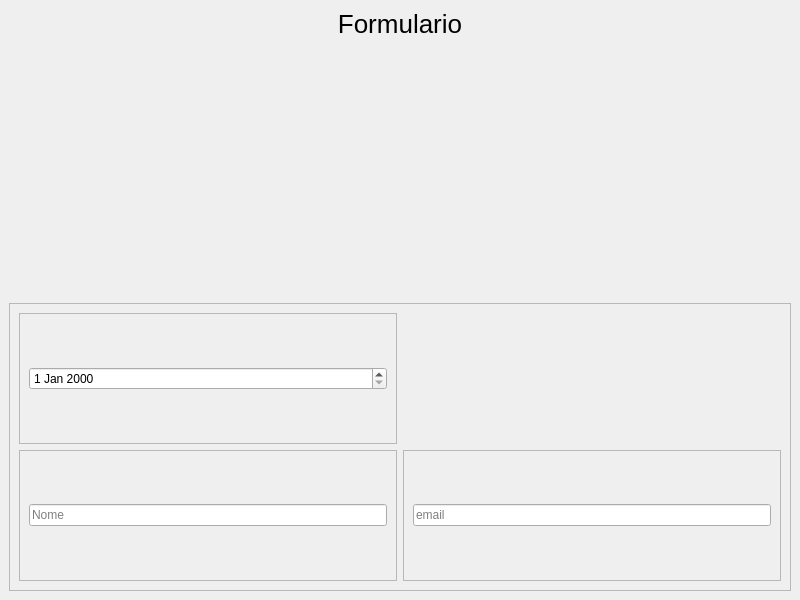
The window that projeto_pyside/ui_formulario.ui (CelsoLucas/ListadeExercicios) describes before a commit, drawn with Qt 5.
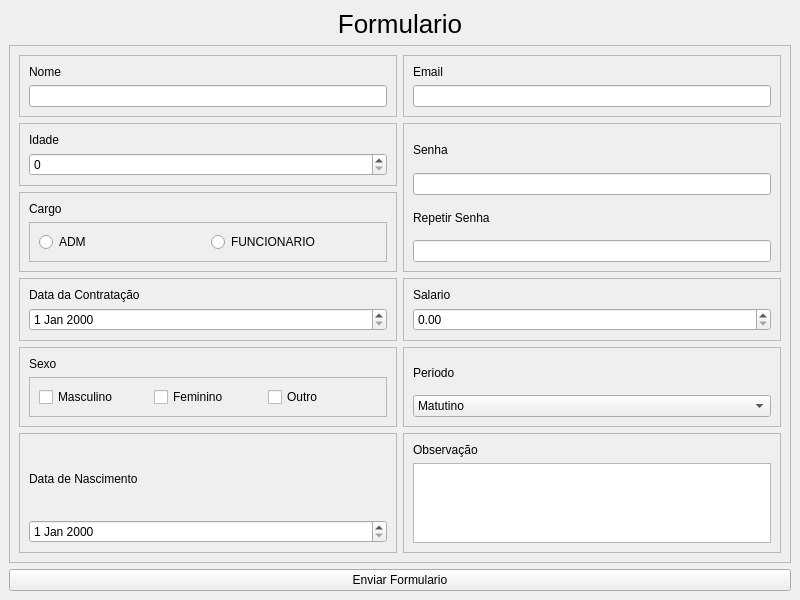
The same window after the commit.

Diff of the .ui file:
```diff
--- a/projeto_pyside/ui_formulario.ui
+++ b/projeto_pyside/ui_formulario.ui
@@ -15,8 +15,28 @@
   </property>
   <widget class="QWidget" name="centralwidget">
    <layout class="QGridLayout" name="gridLayout">
+    <item row="0" column="0">
+     <widget class="QLabel" name="txt__formulario">
+      <property name="styleSheet">
+       <string notr="true">font-size: 26px;</string>
+      </property>
+      <property name="text">
+       <string>Formulario</string>
+      </property>
+      <property name="alignment">
+       <set>Qt::AlignmentFlag::AlignHCenter|Qt::AlignmentFlag::AlignTop</set>
+      </property>
+     </widget>
+    </item>
+    <item row="2" column="0">
+     <widget class="QPushButton" name="btn_enviar_formulario">
+      <property name="text">
+       <string>Enviar Formulario</string>
+      </property>
+     </widget>
+    </item>
     <item row="1" column="0">
-     <widget class="QFrame" name="frame">
+     <widget class="QFrame" name="layout">
       <property name="frameShape">
        <enum>QFrame::Shape::StyledPanel</enum>
       </property>
@@ -24,26 +44,121 @@
        <enum>QFrame::Shadow::Raised</enum>
       </property>
       <layout class="QGridLayout" name="gridLayout_2">
-       <item row="1" column="1">
-        <widget class="QFrame" name="frame_2">
+       <item row="1" column="1" rowspan="2">
+        <widget class="QFrame" name="layout_senha">
          <property name="frameShape">
           <enum>QFrame::Shape::StyledPanel</enum>
          </property>
          <property name="frameShadow">
           <enum>QFrame::Shadow::Raised</enum>
          </property>
-         <layout class="QVBoxLayout" name="verticalLayout_2">
+         <layout class="QVBoxLayout" name="verticalLayout_4">
           <item>
-           <widget class="QLineEdit" name="lineEdit">
-            <property name="placeholderText">
-             <string>email</string>
+           <widget class="QLabel" name="txt_senha">
+            <property name="text">
+             <string>Senha</string>
             </property>
            </widget>
           </item>
+          <item>
+           <widget class="QLineEdit" name="input_senha">
+            <property name="echoMode">
+             <enum>QLineEdit::EchoMode::Password</enum>
+            </property>
+           </widget>
+          </item>
+          <item>
+           <widget class="QLabel" name="txt_repetir_senha">
+            <property name="text">
+             <string>Repetir Senha</string>
+            </property>
+           </widget>
+          </item>
+          <item>
+           <widget class="QLineEdit" name="input_senha_2">
+            <property name="echoMode">
+             <enum>QLineEdit::EchoMode::Password</enum>
+            </property>
+           </widget>
+          </item>
          </layout>
         </widget>
        </item>
-       <item row="1" column="0">
+       <item row="4" column="0">
+        <widget class="QFrame" name="layout_data_contratacao">
+         <property name="frameShape">
+          <enum>QFrame::Shape::StyledPanel</enum>
+         </property>
+         <property name="frameShadow">
+          <enum>QFrame::Shadow::Raised</enum>
+         </property>
+         <layout class="QVBoxLayout" name="verticalLayout_11">
+          <item>
+           <widget class="QLabel" name="txt_data_contratacao">
+            <property name="text">
+             <string>Data da Contratação</string>
+            </property>
+           </widget>
+          </item>
+          <item>
+           <widget class="QDateEdit" name="dateEdit_contratacao"/>
+          </item>
+         </layout>
+        </widget>
+       </item>
+       <item row="5" column="0">
+        <widget class="QFrame" name="layout_sexo">
+         <property name="frameShape">
+          <enum>QFrame::Shape::StyledPanel</enum>
+         </property>
+         <property name="frameShadow">
+          <enum>QFrame::Shadow::Raised</enum>
+         </property>
+         <layout class="QVBoxLayout" name="verticalLayout_6">
+          <item>
+           <widget class="QLabel" name="txt_sexo">
+            <property name="text">
+             <string>Sexo</string>
+            </property>
+           </widget>
+          </item>
+          <item>
+           <widget class="QFrame" name="layout_sexo_opc">
+            <property name="frameShape">
+             <enum>QFrame::Shape::StyledPanel</enum>
+            </property>
+            <property name="frameShadow">
+             <enum>QFrame::Shadow::Raised</enum>
+            </property>
+            <layout class="QHBoxLayout" name="horizontalLayout_2">
+             <item>
+              <widget class="QCheckBox" name="checkBox_opc_1">
+               <property name="text">
+                <string>Masculino</string>
+               </property>
+              </widget>
+             </item>
+             <item>
+              <widget class="QCheckBox" name="checkBox_opc_4">
+               <property name="text">
+                <string>Feminino</string>
+               </property>
+              </widget>
+             </item>
+             <item>
+              <widget class="QCheckBox" name="checkBox_opc_3">
+               <property name="text">
+                <string>Outro</string>
+               </property>
+              </widget>
+             </item>
+            </layout>
+           </widget>
+          </item>
+         </layout>
+        </widget>
+       </item>
+       <item row="0" column="0">
         <widget class="QFrame" name="layout_nome">
          <property name="frameShape">
           <enum>QFrame::Shape::StyledPanel</enum>
@@ -53,17 +168,214 @@
          </property>
          <layout class="QVBoxLayout" name="verticalLayout">
           <item>
-           <widget class="QLineEdit" name="input_nome">
-            <property name="placeholderText">
+           <widget class="QLabel" name="txt_nome">
+            <property name="text">
              <string>Nome</string>
             </property>
            </widget>
           </item>
+          <item>
+           <widget class="QLineEdit" name="input_nome">
+            <property name="placeholderText">
+             <string/>
+            </property>
+           </widget>
+          </item>
          </layout>
         </widget>
        </item>
-       <item row="0" column="0">
-        <widget class="QFrame" name="frame_3">
+       <item row="2" column="0">
+        <widget class="QFrame" name="layout_cargo">
+         <property name="frameShape">
+          <enum>QFrame::Shape::StyledPanel</enum>
+         </property>
+         <property name="frameShadow">
+          <enum>QFrame::Shadow::Raised</enum>
+         </property>
+         <layout class="QVBoxLayout" name="verticalLayout_5">
+          <item>
+           <widget class="QLabel" name="txt_cargo">
+            <property name="text">
+             <string>Cargo</string>
+            </property>
+           </widget>
+          </item>
+          <item>
+           <widget class="QFrame" name="layout_cargo_opc">
+            <property name="frameShape">
+             <enum>QFrame::Shape::StyledPanel</enum>
+            </property>
+            <property name="frameShadow">
+             <enum>QFrame::Shadow::Raised</enum>
+            </property>
+            <layout class="QHBoxLayout" name="horizontalLayout">
+             <item>
+              <widget class="QRadioButton" name="radio_botao2">
+               <property name="text">
+                <string>ADM</string>
+               </property>
+              </widget>
+             </item>
+             <item>
+              <widget class="QRadioButton" name="radio_botao1">
+               <property name="text">
+                <string>FUNCIONARIO</string>
+               </property>
+              </widget>
+             </item>
+            </layout>
+           </widget>
+          </item>
+         </layout>
+        </widget>
+       </item>
+       <item row="1" column="0">
+        <widget class="QFrame" name="layout_idade">
+         <property name="frameShape">
+          <enum>QFrame::Shape::StyledPanel</enum>
+         </property>
+         <property name="frameShadow">
+          <enum>QFrame::Shadow::Raised</enum>
+         </property>
+         <layout class="QVBoxLayout" name="verticalLayout_7">
+          <item>
+           <widget class="QLabel" name="txt_idade">
+            <property name="text">
+             <string>Idade</string>
+            </property>
+           </widget>
+          </item>
+          <item>
+           <widget class="QSpinBox" name="spinBox_idade"/>
+          </item>
+         </layout>
+        </widget>
+       </item>
+       <item row="8" column="1">
+        <widget class="QFrame" name="layout_obs">
+         <property name="frameShape">
+          <enum>QFrame::Shape::StyledPanel</enum>
+         </property>
+         <property name="frameShadow">
+          <enum>QFrame::Shadow::Raised</enum>
+         </property>
+         <layout class="QVBoxLayout" name="verticalLayout_8">
+          <item>
+           <widget class="QLabel" name="txt_obs">
+            <property name="text">
+             <string>Observação</string>
+            </property>
+           </widget>
+          </item>
+          <item>
+           <widget class="QTextEdit" name="txtedit_obs"/>
+          </item>
+         </layout>
+        </widget>
+       </item>
+       <item row="0" column="1">
+        <widget class="QFrame" name="layout_email">
+         <property name="frameShape">
+          <enum>QFrame::Shape::StyledPanel</enum>
+         </property>
+         <property name="frameShadow">
+          <enum>QFrame::Shadow::Raised</enum>
+         </property>
+         <layout class="QVBoxLayout" name="verticalLayout_2">
+          <item>
+           <widget class="QLabel" name="txt_email">
+            <property name="text">
+             <string>Email</string>
+            </property>
+           </widget>
+          </item>
+          <item>
+           <widget class="QLineEdit" name="input_email">
+            <property name="placeholderText">
+             <string/>
+            </property>
+           </widget>
+          </item>
+         </layout>
+        </widget>
+       </item>
+       <item row="4" column="1">
+        <widget class="QFrame" name="layout_salario">
+         <property name="frameShape">
+          <enum>QFrame::Shape::StyledPanel</enum>
+         </property>
+         <property name="frameShadow">
+          <enum>QFrame::Shadow::Raised</enum>
+         </property>
+         <layout class="QVBoxLayout" name="verticalLayout_9">
+          <item>
+           <widget class="QLabel" name="txt_salario">
+            <property name="text">
+             <string>Salario</string>
+            </property>
+           </widget>
+          </item>
+          <item>
+           <widget class="QDoubleSpinBox" name="doubleSpinBox">
+            <property name="decimals">
+             <number>2</number>
+            </property>
+            <property name="maximum">
+             <double>1000000.000000000000000</double>
+            </property>
+            <property name="value">
+             <double>0.000000000000000</double>
+            </property>
+           </widget>
+          </item>
+         </layout>
+        </widget>
+       </item>
+       <item row="5" column="1">
+        <widget class="QFrame" name="layout_periodo">
+         <property name="frameShape">
+          <enum>QFrame::Shape::StyledPanel</enum>
+         </property>
+         <property name="frameShadow">
+          <enum>QFrame::Shadow::Raised</enum>
+         </property>
+         <layout class="QVBoxLayout" name="verticalLayout_10">
+          <item>
+           <widget class="QLabel" name="txt_periodo">
+            <property name="text">
+             <string>Periodo</string>
+            </property>
+           </widget>
+          </item>
+          <item>
+           <widget class="QComboBox" name="comboBox_periodo">
+            <item>
+             <property name="text">
+              <string>Matutino</string>
+             </property>
+            </item>
+            <item>
+             <property name="text">
+              <string>Vespertino</string>
+             </property>
+            </item>
+            <item>
+             <property name="text">
+              <string>Noturno</string>
+             </property>
+            </item>
+            <item>
+             <property name="text">
+              <string>Matutino e Vespertino</string>
+             </property>
+            </item>
+           </widget>
+          </item>
+         </layout>
+        </widget>
+       </item>
+       <item row="8" column="0">
+        <widget class="QFrame" name="layout_data_nasc">
          <property name="frameShape">
           <enum>QFrame::Shape::StyledPanel</enum>
          </property>
@@ -72,7 +384,14 @@
          </property>
          <layout class="QVBoxLayout" name="verticalLayout_3">
           <item>
-           <widget class="QDateEdit" name="dateEdit"/>
+           <widget class="QLabel" name="txt_data_nasc">
+            <property name="text">
+             <string>Data de Nascimento</string>
+            </property>
+           </widget>
+          </item>
+          <item>
+           <widget class="QDateEdit" name="input_data_nasc"/>
           </item>
          </layout>
         </widget>
@@ -80,19 +399,6 @@
       </layout>
      </widget>
     </item>
-    <item row="0" column="0">
-     <widget class="QLabel" name="txt__formulario">
-      <property name="styleSheet">
-       <string notr="true">font-size: 26px;</string>
-      </property>
-      <property name="text">
-       <string>Formulario</string>
-      </property>
-      <property name="alignment">
-       <set>Qt::AlignmentFlag::AlignHCenter|Qt::AlignmentFlag::AlignTop</set>
-      </property>
-     </widget>
-    </item>
    </layout>
   </widget>
  </widget>
```
